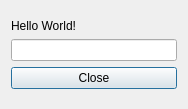
aliakyurek/python-gui, file example3/helloworld.ui: the form before one commit.
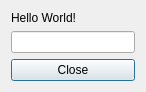
The form after the commit.

```diff
--- a/example3/helloworld.ui
+++ b/example3/helloworld.ui
@@ -6,8 +6,8 @@
    <rect>
     <x>0</x>
     <y>0</y>
-    <width>188</width>
-    <height>109</height>
+    <width>146</width>
+    <height>88</height>
    </rect>
   </property>
   <property name="windowTitle">
@@ -15,14 +15,6 @@
   </property>
   <layout class="QVBoxLayout" name="verticalLayout">
    <item>
-    <layout class="QVBoxLayout">
-     <property name="spacing">
-      <number>6</number>
-     </property>
-     <property name="sizeConstraint">
-      <enum>QLayout::SetDefaultConstraint</enum>
-     </property>
-     <item>
       <widget class="QLabel" name="label">
        <property name="sizePolicy">
         <sizepolicy hsizetype="Preferred" vsizetype="Fixed">
@@ -44,8 +36,6 @@
         <string>Close</string>
        </property>
       </widget>
-     </item>
-    </layout>
    </item>
   </layout>
  </widget>
```
Lines whose indentation alone changed are shown as unchanged.
